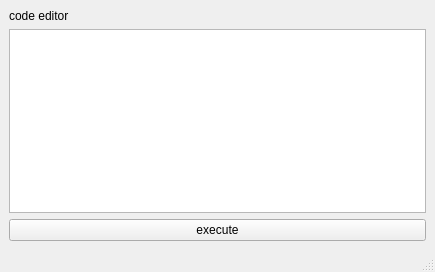
Above: MainWindow.ui from LobeliaSnow/PyQt5-Tool-Create before the change. Below: the same form after it.
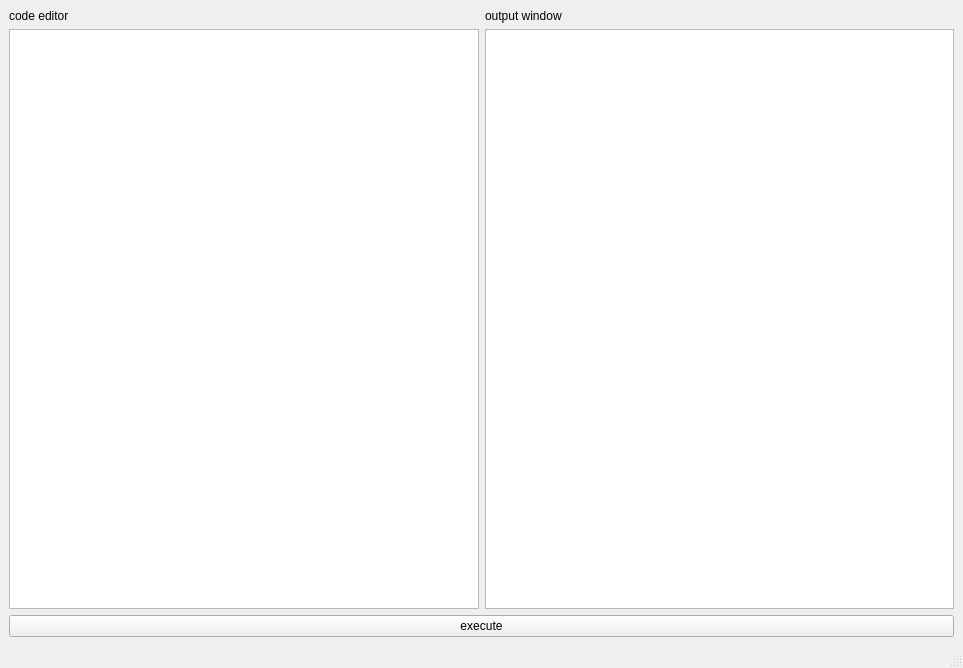
That is the form after the change.

What changed in the file:
```diff
--- a/MainWindow.ui
+++ b/MainWindow.ui
@@ -6,32 +6,42 @@
    <rect>
     <x>0</x>
     <y>0</y>
-    <width>435</width>
-    <height>272</height>
+    <width>963</width>
+    <height>668</height>
    </rect>
   </property>
   <property name="windowTitle">
    <string>MainWindow</string>
   </property>
   <widget class="QWidget" name="centralwidget">
-   <layout class="QVBoxLayout" name="verticalLayout">
-    <item>
-     <widget class="QLabel" name="label">
-      <property name="text">
-       <string>code editor</string>
-      </property>
-     </widget>
+   <layout class="QGridLayout" name="gridLayout">
+    <item row="1" column="1">
+     <widget class="QTextBrowser" name="textBrowser"/>
     </item>
-    <item>
+    <item row="1" column="0">
      <widget class="QTextEdit" name="textEdit"/>
     </item>
-    <item>
+    <item row="2" column="0" colspan="2">
      <widget class="QPushButton" name="pushButton">
       <property name="text">
        <string>execute</string>
       </property>
      </widget>
     </item>
+    <item row="0" column="0">
+     <widget class="QLabel" name="label">
+      <property name="text">
+       <string>code editor</string>
+      </property>
+     </widget>
+    </item>
+    <item row="0" column="1">
+     <widget class="QLabel" name="label_2">
+      <property name="text">
+       <string>output window</string>
+      </property>
+     </widget>
+    </item>
    </layout>
   </widget>
   <widget class="QMenuBar" name="menubar">
```
Left out of the diff: 2 changed lines with no effect on the pictures.
